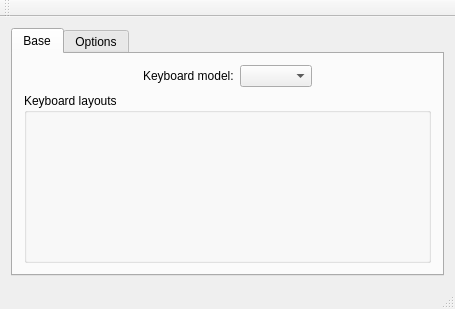
Old version of the form src-qt4/pc-syskeyboard/mainwindow.ui in the repository trueos/pcbsd.
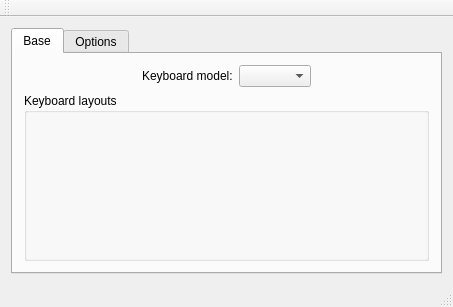
New version of the form. Custom widgets are drawn as their Qt base class.

Commit message: Keyboard settings: filled keyboard models list, added stub for simple keyboard options widget

The edit to the form file:
```diff
--- a/src-qt4/pc-syskeyboard/mainwindow.ui
+++ b/src-qt4/pc-syskeyboard/mainwindow.ui
@@ -6,8 +6,8 @@
    <rect>
     <x>0</x>
     <y>0</y>
-    <width>455</width>
-    <height>309</height>
+    <width>453</width>
+    <height>307</height>
    </rect>
   </property>
   <property name="windowTitle">
```
Left out of the diff: 4 changed lines with no effect on the pictures. The commit also changes 6 other files.
